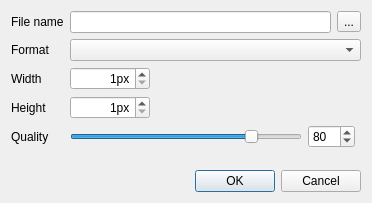
This is src/corelibs/U2Gui/src/util/ui/ExportImageDialog.ui in dualword/ugene-qt4 as Qt 5 draws it before an edit. The edited form follows.
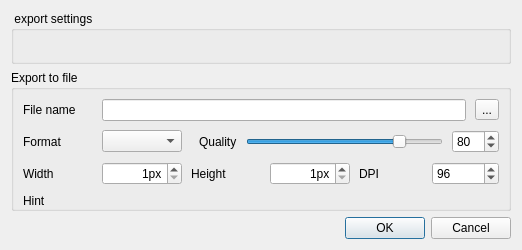
This is the edited form.

Diff of the .ui file:
```diff
--- a/src/corelibs/U2Gui/src/util/ui/ExportImageDialog.ui
+++ b/src/corelibs/U2Gui/src/util/ui/ExportImageDialog.ui
@@ -6,12 +6,12 @@
    <rect>
     <x>0</x>
     <y>0</y>
-    <width>372</width>
-    <height>203</height>
+    <width>522</width>
+    <height>250</height>
    </rect>
   </property>
   <property name="sizePolicy">
-   <sizepolicy hsizetype="Preferred" vsizetype="Preferred">
+   <sizepolicy hsizetype="Expanding" vsizetype="Preferred">
     <horstretch>0</horstretch>
     <verstretch>0</verstretch>
    </sizepolicy>
@@ -25,21 +25,49 @@
   <property name="modal">
    <bool>false</bool>
   </property>
+  <layout class="QVBoxLayout" name="dialogLayout">
+   <item>
+    <widget class="QGroupBox" name="settingsGroupBox">
+     <property name="title">
+      <string notr="true"> export settings</string>
+     </property>
+     <layout class="QVBoxLayout" name="settingsLayout">
+      <property name="leftMargin">
+       <number>0</number>
+      </property>
+      <property name="topMargin">
+       <number>0</number>
+      </property>
+      <property name="rightMargin">
+       <number>0</number>
+      </property>
+      <property name="bottomMargin">
+       <number>0</number>
+      </property>
+     </layout>
+    </widget>
+   </item>
+   <item>
+    <widget class="QGroupBox" name="groupBox">
+     <property name="sizePolicy">
+      <sizepolicy hsizetype="Minimum" vsizetype="Minimum">
+       <horstretch>0</horstretch>
+       <verstretch>0</verstretch>
+      </sizepolicy>
+     </property>
+     <property name="title">
+      <string>Export to file</string>
+     </property>
+     <layout class="QVBoxLayout" name="verticalLayout_3">
+      <property name="spacing">
+       <number>9</number>
+      </property>
+      <property name="bottomMargin">
+       <number>0</number>
+      </property>
+      <item>
   <layout class="QGridLayout" name="gridLayout">
-   <item row="0" column="0">
-    <widget class="QLabel" name="label">
-     <property name="sizePolicy">
-      <sizepolicy hsizetype="Maximum" vsizetype="Preferred">
-       <horstretch>0</horstretch>
-       <verstretch>0</verstretch>
-      </sizepolicy>
-     </property>
-     <property name="text">
-      <string>File name</string>
-     </property>
-    </widget>
-   </item>
-   <item row="0" column="1" colspan="3">
+        <item row="0" column="1">
     <layout class="QHBoxLayout" name="horizontalLayout_2">
      <item>
       <widget class="QLineEdit" name="fileNameEdit"/>
@@ -53,6 +81,31 @@
      </item>
     </layout>
    </item>
+        <item row="0" column="0">
+         <widget class="QLabel" name="label">
+          <property name="sizePolicy">
+           <sizepolicy hsizetype="Maximum" vsizetype="Preferred">
+            <horstretch>0</horstretch>
+            <verstretch>0</verstretch>
+           </sizepolicy>
+          </property>
+          <property name="minimumSize">
+           <size>
+            <width>70</width>
+            <height>0</height>
+           </size>
+          </property>
+          <property name="maximumSize">
+           <size>
+            <width>70</width>
+            <height>16777215</height>
+           </size>
+          </property>
+          <property name="text">
+           <string>File name</string>
+          </property>
+         </widget>
+        </item>
    <item row="1" column="0">
     <widget class="QLabel" name="label_4">
      <property name="sizePolicy">
@@ -61,15 +114,23 @@
        <verstretch>0</verstretch>
       </sizepolicy>
      </property>
+          <property name="minimumSize">
+           <size>
+            <width>70</width>
+            <height>0</height>
+           </size>
+          </property>
      <property name="text">
       <string>Format</string>
      </property>
     </widget>
    </item>
-   <item row="1" column="1" colspan="3">
+        <item row="1" column="1">
+         <layout class="QHBoxLayout" name="horizontalLayout_3">
+          <item alignment="Qt::AlignLeft">
     <widget class="QComboBox" name="formatsBox">
      <property name="sizePolicy">
-      <sizepolicy hsizetype="Preferred" vsizetype="Fixed">
+             <sizepolicy hsizetype="Fixed" vsizetype="Fixed">
        <horstretch>0</horstretch>
        <verstretch>0</verstretch>
       </sizepolicy>
@@ -88,23 +149,126 @@
      </property>
     </widget>
    </item>
-   <item row="2" column="0">
+          <item>
+           <widget class="QLabel" name="qualityLabel">
+            <property name="text">
+             <string>Quality</string>
+            </property>
+            <property name="margin">
+             <number>0</number>
+            </property>
+            <property name="indent">
+             <number>8</number>
+            </property>
+           </widget>
+          </item>
+          <item>
+           <widget class="QSlider" name="qualityHorizontalSlider">
+            <property name="maximum">
+             <number>100</number>
+            </property>
+            <property name="value">
+             <number>80</number>
+            </property>
+            <property name="orientation">
+             <enum>Qt::Horizontal</enum>
+            </property>
+           </widget>
+          </item>
+          <item>
+           <widget class="QSpinBox" name="qualitySpinBox">
+            <property name="maximum">
+             <number>100</number>
+            </property>
+            <property name="value">
+             <number>80</number>
+            </property>
+           </widget>
+          </item>
+         </layout>
+        </item>
+       </layout>
+      </item>
+      <item>
+       <layout class="QGridLayout" name="gridLayout_2">
+        <property name="sizeConstraint">
+         <enum>QLayout::SetMinimumSize</enum>
+        </property>
+        <item row="0" column="3">
+         <widget class="QWidget" name="dpiWidget" native="true">
+          <layout class="QHBoxLayout" name="dpiLayout">
+           <property name="leftMargin">
+            <number>0</number>
+           </property>
+           <property name="topMargin">
+            <number>0</number>
+           </property>
+           <property name="rightMargin">
+            <number>0</number>
+           </property>
+           <property name="bottomMargin">
+            <number>0</number>
+           </property>
+           <item>
+            <widget class="QLabel" name="label_2">
+             <property name="sizePolicy">
+              <sizepolicy hsizetype="Minimum" vsizetype="Preferred">
+               <horstretch>0</horstretch>
+               <verstretch>0</verstretch>
+              </sizepolicy>
+             </property>
+             <property name="text">
+              <string>DPI</string>
+             </property>
+            </widget>
+           </item>
+           <item>
+            <widget class="QSpinBox" name="dpiSpinBox">
+             <property name="sizePolicy">
+              <sizepolicy hsizetype="Preferred" vsizetype="Fixed">
+               <horstretch>0</horstretch>
+               <verstretch>0</verstretch>
+              </sizepolicy>
+             </property>
+             <property name="minimum">
+              <number>80</number>
+             </property>
+             <property name="maximum">
+              <number>750</number>
+             </property>
+             <property name="value">
+              <number>96</number>
+             </property>
+            </widget>
+           </item>
+          </layout>
+         </widget>
+        </item>
+        <item row="0" column="0">
+         <layout class="QHBoxLayout" name="horizontalLayout">
+          <item>
     <widget class="QLabel" name="widthLabel">
      <property name="sizePolicy">
-      <sizepolicy hsizetype="Maximum" vsizetype="Preferred">
+             <sizepolicy hsizetype="Preferred" vsizetype="Preferred">
        <horstretch>0</horstretch>
        <verstretch>0</verstretch>
       </sizepolicy>
      </property>
+            <property name="minimumSize">
+             <size>
+              <width>70</width>
+              <height>0</height>
+             </size>
+            </property>
      <property name="text">
       <string>Width</string>
      </property>
     </widget>
    </item>
-   <item row="2" column="1">
+          <item>
     <widget class="QSpinBox" name="widthSpinBox">
      <property name="sizePolicy">
-      <sizepolicy hsizetype="Fixed" vsizetype="Fixed">
+             <sizepolicy hsizetype="Preferred" vsizetype="Fixed">
        <horstretch>0</horstretch>
        <verstretch>0</verstretch>
       </sizepolicy>
@@ -135,20 +299,33 @@
      </property>
     </widget>
    </item>
-   <item row="3" column="0">
+         </layout>
+        </item>
+        <item row="0" column="1">
+         <layout class="QHBoxLayout" name="horizontalLayout_4">
+          <item>
     <widget class="QLabel" name="heightLabel">
      <property name="sizePolicy">
-      <sizepolicy hsizetype="Maximum" vsizetype="Preferred">
+             <sizepolicy hsizetype="Minimum" vsizetype="Preferred">
        <horstretch>0</horstretch>
        <verstretch>0</verstretch>
       </sizepolicy>
      </property>
+            <property name="minimumSize">
+             <size>
+              <width>70</width>
+              <height>0</height>
+             </size>
+            </property>
      <property name="text">
       <string>Height</string>
      </property>
-    </widget>
-   </item>
-   <item row="3" column="1">
+            <property name="alignment">
+             <set>Qt::AlignLeading|Qt::AlignLeft|Qt::AlignVCenter</set>
+            </property>
+           </widget>
+          </item>
+          <item>
     <widget class="QSpinBox" name="heightSpinBox">
      <property name="sizePolicy">
       <sizepolicy hsizetype="Fixed" vsizetype="Fixed">
@@ -182,80 +359,39 @@
      </property>
     </widget>
    </item>
-   <item row="8" column="0" colspan="4">
-    <layout class="QHBoxLayout" name="horizontalLayout">
-     <item>
-      <spacer name="horizontalSpacer">
-       <property name="orientation">
-        <enum>Qt::Horizontal</enum>
-       </property>
-       <property name="sizeHint" stdset="0">
-        <size>
-         <width>40</width>
-         <height>20</height>
-        </size>
-       </property>
-      </spacer>
-     </item>
-     <item>
-      <widget class="QPushButton" name="okButton">
-       <property name="text">
-        <string>OK</string>
-       </property>
-      </widget>
+         </layout>
+        </item>
+       </layout>
      </item>
      <item>
-      <widget class="QPushButton" name="cancelButton">
+       <widget class="QLabel" name="hintLabel">
+        <property name="enabled">
+         <bool>true</bool>
+        </property>
        <property name="text">
-        <string>Cancel</string>
-       </property>
-      </widget>
-     </item>
-    </layout>
-   </item>
-   <item row="4" column="1">
-    <widget class="QSlider" name="qualityHorizontalSlider">
-     <property name="maximum">
-      <number>100</number>
-     </property>
-     <property name="value">
-      <number>80</number>
-     </property>
-     <property name="orientation">
-      <enum>Qt::Horizontal</enum>
+         <string>Hint</string>
+        </property>
+        <property name="alignment">
+         <set>Qt::AlignJustify|Qt::AlignVCenter</set>
+        </property>
+        <property name="wordWrap">
+         <bool>true</bool>
+        </property>
+        <property name="margin">
+         <number>2</number>
      </property>
     </widget>
    </item>
-   <item row="4" column="2">
-    <widget class="QSpinBox" name="qualitySpinBox">
-     <property name="maximum">
-      <number>100</number>
-     </property>
-     <property name="value">
-      <number>80</number>
-     </property>
+     </layout>
     </widget>
    </item>
-   <item row="4" column="0">
-    <widget class="QLabel" name="qualityLabel">
-     <property name="text">
-      <string>Quality</string>
+   <item>
+    <widget class="QDialogButtonBox" name="buttonBox">
+     <property name="standardButtons">
+      <set>QDialogButtonBox::Cancel|QDialogButtonBox::Ok</set>
      </property>
     </widget>
    </item>
-   <item row="5" column="1">
-    <spacer name="verticalSpacer">
-     <property name="orientation">
-      <enum>Qt::Vertical</enum>
-     </property>
-     <property name="sizeHint" stdset="0">
-      <size>
-       <width>20</width>
-       <height>40</height>
-      </size>
-     </property>
-    </spacer>
-   </item>
   </layout>
  </widget>
  <resources/>
```
Left out of the diff: 91 changed lines with no effect on the pictures. Lines whose indentation alone changed are shown as unchanged.
